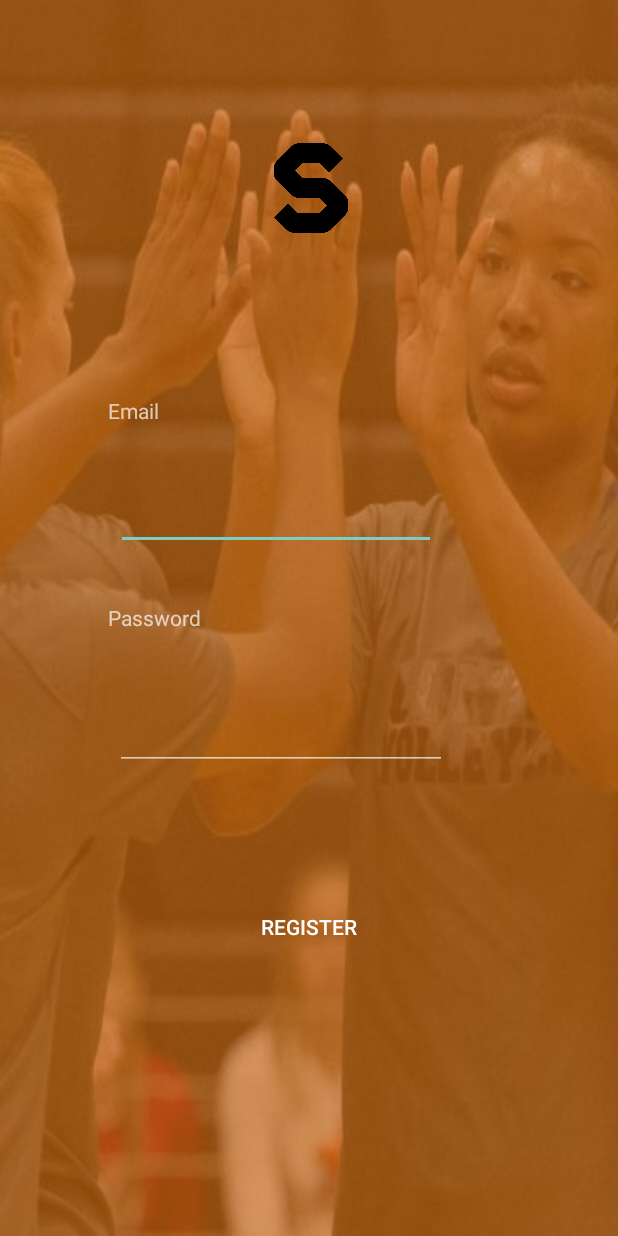
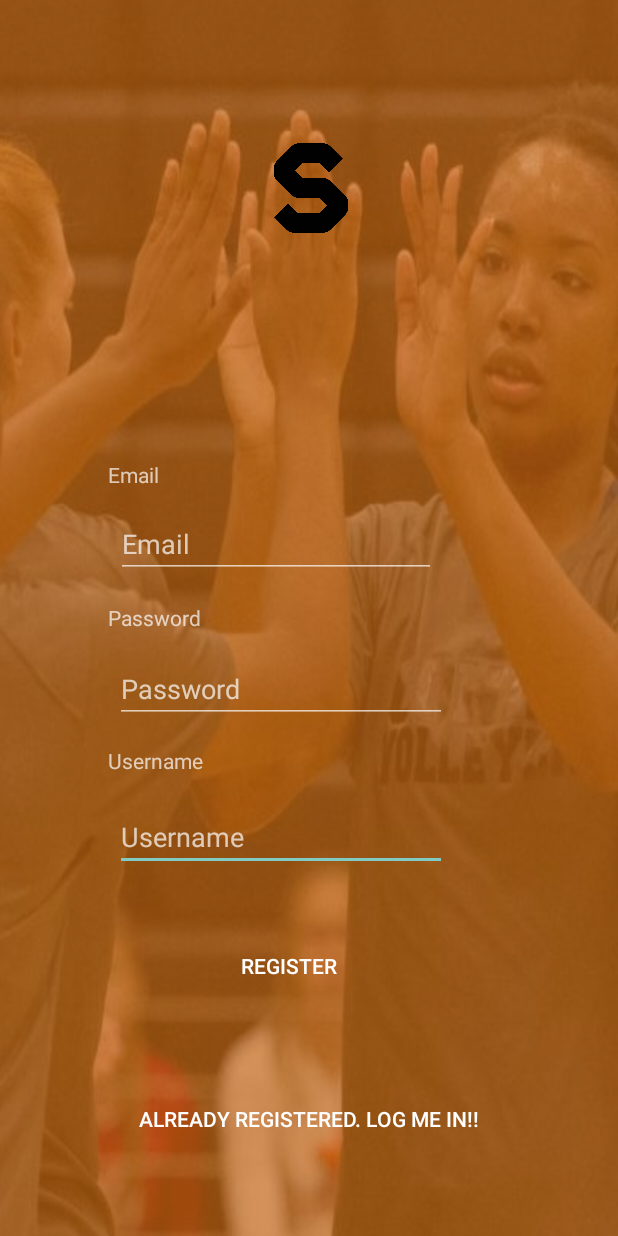
Before and after one commit to oracl4/Sparingan, an Android app: the Main2Activity screen opened directly, with no data from a screen before it, on a phone screen of 412 x 824 dp. Run offline under Robolectric (Android 15) with nearby library versions, the phone set to English and light mode, and no system bars; our stand-ins replace Firebase (no records; nobody signed in at launch, a user with empty details on screens opened directly).

Commit message:
Commit Change Login and Register Activity

```diff
--- a/app/src/main/AndroidManifest.xml
+++ b/app/src/main/AndroidManifest.xml
@@ -16,7 +16,8 @@
                 <category android:name="android.intent.category.LAUNCHER" />
             </intent-filter>
         </activity>
-        <activity android:name=".Main2Activity"></activity>
+        <activity android:name=".Main2Activity"
+            android:label="@string/app_name"></activity>
     </application>
 
 </manifest>
--- a/app/src/main/java/com/sparingan/Main2Activity.java
+++ b/app/src/main/java/com/sparingan/Main2Activity.java
@@ -24,4 +24,11 @@ public class Main2Activity extends AppCompatActivity {
         super.onCreate(savedInstanceState);
         setContentView(R.layout.activity_main2);
     }
+    public void register_user(View view)
+    {
+        finish();
+    }
+    public void back_to_login(View view) {
+        finish();
+    }
 }
--- a/app/src/main/java/com/sparingan/MainActivity.java
+++ b/app/src/main/java/com/sparingan/MainActivity.java
@@ -1,7 +1,9 @@
 package com.sparingan;
 
+import android.content.Intent;
 import android.support.v7.app.AppCompatActivity;
 import android.os.Bundle;
+import android.view.View;
 
 public class MainActivity extends AppCompatActivity {
 
@@ -11,5 +13,9 @@ public class MainActivity extends AppCompatActivity {
         super.onCreate(savedInstanceState);
         setContentView(R.layout.activity_main);
 
+    }/* Untuk pindah activity , this->Main2Activity*/
+    public void register (View view){
+        Intent intent = new Intent(this,Main2Activity.class);
+        startActivity(intent);
     }
 }
--- a/app/src/main/res/layout/activity_main2.xml
+++ b/app/src/main/res/layout/activity_main2.xml
@@ -5,7 +5,59 @@
     android:layout_width="match_parent"
     android:layout_height="match_parent"
     android:background="@drawable/find2"
-    tools:context=".MainActivity">
+    tools:context=".Main2Activity">
+
+    <TextView
+        android:id="@+id/textView3"
+        android:layout_width="108dp"
+        android:layout_height="18dp"
+        android:layout_marginStart="8dp"
+        android:layout_marginLeft="8dp"
+        android:layout_marginTop="8dp"
+        android:layout_marginEnd="8dp"
+        android:layout_marginRight="8dp"
+        android:layout_marginBottom="8dp"
+        android:text="@string/uname"
+        app:layout_constraintBottom_toBottomOf="parent"
+        app:layout_constraintEnd_toEndOf="parent"
+        app:layout_constraintHorizontal_bias="0.223"
+        app:layout_constraintStart_toStartOf="parent"
+        app:layout_constraintTop_toTopOf="parent"
+        app:layout_constraintVertical_bias="0.619" />
+
+    <EditText
+        android:id="@+id/editText3"
+        android:layout_width="221dp"
+        android:layout_height="wrap_content"
+        android:layout_marginStart="8dp"
+        android:layout_marginLeft="8dp"
+        android:layout_marginTop="8dp"
+        android:layout_marginEnd="8dp"
+        android:layout_marginRight="8dp"
+        android:layout_marginBottom="8dp"
+        android:ems="10"
+        android:hint="@string/uname"
+        android:inputType="text"
+        app:layout_constraintBottom_toBottomOf="parent"
+        app:layout_constraintEnd_toEndOf="parent"
+        app:layout_constraintHorizontal_bias="0.394"
+        app:layout_constraintStart_toStartOf="parent"
+        app:layout_constraintTop_toTopOf="parent"
+        app:layout_constraintVertical_bias="0.691" />
+
+    <Button
+        android:id="@+id/button2"
+        style="@style/Widget.AppCompat.Button.Borderless"
+        android:layout_width="wrap_content"
+        android:layout_height="wrap_content"
+        android:onClick="back_to_login"
+        android:text="@string/btn_link_to_login"
+        app:layout_constraintBottom_toBottomOf="parent"
+        app:layout_constraintEnd_toEndOf="parent"
+        app:layout_constraintHorizontal_bias="0.496"
+        app:layout_constraintStart_toStartOf="parent"
+        app:layout_constraintTop_toTopOf="parent"
+        app:layout_constraintVertical_bias="0.93" />
 
     <TextView
         android:id="@+id/textView2"
@@ -25,10 +77,6 @@
         app:layout_constraintTop_toTopOf="parent"
         app:layout_constraintVertical_bias="0.499" />
 
-    <RadioGroup
-        android:layout_width="wrap_content"
-        android:layout_height="wrap_content" />
-
     <EditText
         android:id="@+id/editText"
         android:layout_width="wrap_content"
@@ -39,15 +87,15 @@
         android:layout_marginEnd="8dp"
         android:layout_marginRight="8dp"
         android:layout_marginBottom="8dp"
-        android:autofillHints="@string/email"
         android:ems="10"
+        android:hint="@string/email"
         android:inputType="textPersonName"
         app:layout_constraintBottom_toBottomOf="parent"
         app:layout_constraintEnd_toEndOf="parent"
         app:layout_constraintHorizontal_bias="0.379"
         app:layout_constraintStart_toStartOf="parent"
         app:layout_constraintTop_toTopOf="parent"
-        app:layout_constraintVertical_bias="0.411" />
+        app:layout_constraintVertical_bias="0.435" />
 
     <EditText
         android:id="@+id/editText2"
@@ -59,15 +107,15 @@
         android:layout_marginEnd="8dp"
         android:layout_marginRight="8dp"
         android:layout_marginBottom="8dp"
-        android:autofillHints="@string/pass"
         android:ems="10"
+        android:hint="@string/pass"
         android:inputType="textPassword"
         app:layout_constraintBottom_toBottomOf="parent"
         app:layout_constraintEnd_toEndOf="parent"
         app:layout_constraintHorizontal_bias="0.394"
         app:layout_constraintStart_toStartOf="parent"
         app:layout_constraintTop_toTopOf="parent"
-        app:layout_constraintVertical_bias="0.603" />
+        app:layout_constraintVertical_bias="0.562" />
 
     <TextView
         android:id="@+id/textView"
@@ -79,13 +127,13 @@
         android:layout_marginEnd="8dp"
         android:layout_marginRight="8dp"
         android:layout_marginBottom="8dp"
-        android:text="@string/email"
+        android:hint="@string/email"
         app:layout_constraintBottom_toBottomOf="parent"
         app:layout_constraintEnd_toEndOf="parent"
         app:layout_constraintHorizontal_bias="0.223"
         app:layout_constraintStart_toStartOf="parent"
         app:layout_constraintTop_toTopOf="parent"
-        app:layout_constraintVertical_bias="0.324" />
+        app:layout_constraintVertical_bias="0.378" />
 
     <Button
         android:id="@+id/button"
@@ -99,11 +147,13 @@
         android:layout_marginRight="8dp"
         android:layout_marginBottom="8dp"
         android:text="@string/action_sign_in_short"
+        android:onClick="register_user"
         app:layout_constraintBottom_toBottomOf="parent"
         app:layout_constraintEnd_toEndOf="parent"
+        app:layout_constraintHorizontal_bias="0.457"
         app:layout_constraintStart_toStartOf="parent"
         app:layout_constraintTop_toTopOf="parent"
-        app:layout_constraintVertical_bias="0.771" />
+        app:layout_constraintVertical_bias="0.805" />
 
     <ImageView
         android:id="@+id/imageView"
@@ -114,9 +164,8 @@
         android:layout_marginTop="8dp"
         android:layout_marginEnd="8dp"
         android:layout_marginRight="8dp"
-        android:layout_marginBottom="6dp"
         android:contentDescription="@string/app_name"
-        app:layout_constraintBottom_toBottomOf="parent"
+        app:layout_constraintBottom_toTopOf="@+id/editText"
         app:layout_constraintEnd_toEndOf="parent"
         app:layout_constraintHorizontal_bias="0.501"
         app:layout_constraintStart_toStartOf="parent"
--- a/app/src/main/res/values/strings.xml
+++ b/app/src/main/res/values/strings.xml
@@ -18,8 +18,8 @@
     <string name="hint_password">Password</string>
     <string name="hint_name">Fullname</string>
     <string name="btn_login">LOGIN</string>
-    <string name="btn_link_to_register">Not a member? Get registered in Firebase now!</string>
-    <string name="btn_link_to_login">Already registered. Login Me!</string>
+    <string name="btn_link_to_register">Not a member? Get registered in Sparingan now!</string>
+    <string name="btn_link_to_login">Already registered. Log me in!!</string>
     <string name="title_activity_reset_password">ResetPasswordActivity</string>
     <string name="btn_forgot_password">Forgot your password?</string>
     <string name="btn_reset_password">Reset Password</string>
```
Also changed, not shown: app/src/main/res/layout/activity_main.xml (+23 -12 lines).
